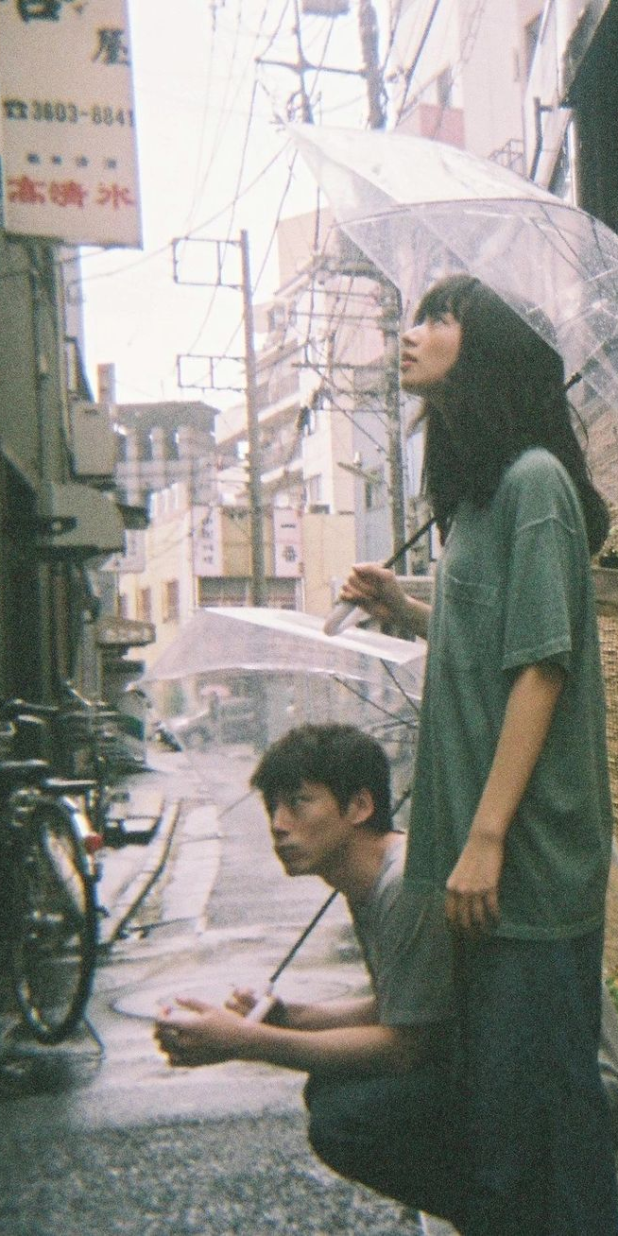
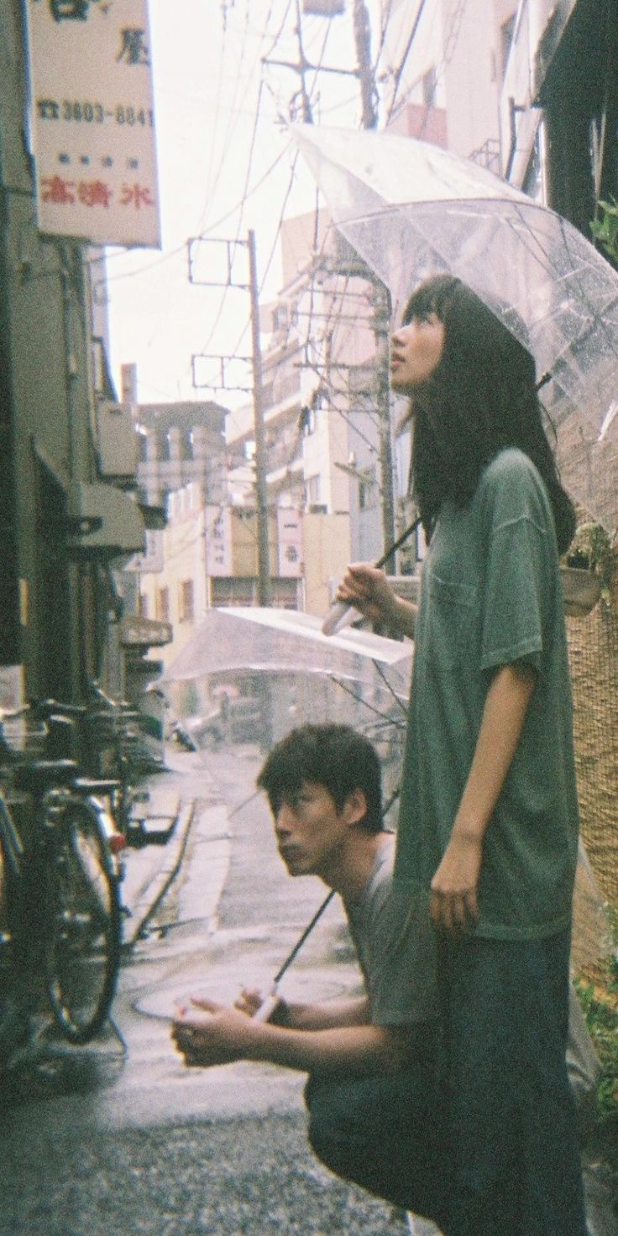
Before and after one commit to leeseongwon95/image_carousel, a Flutter app: the screen it shows after launch, on a phone screen of 412 x 824 dp. Run offline on Flutter 3.47's test engine with Material 2 defaults, Android fonts, the phone set to English and light mode, and no system bars.

Commit message:
애니메이션 수정

```diff
--- a/lib/screen/home_screen.dart
+++ b/lib/screen/home_screen.dart
@@ -29,7 +29,7 @@ class _HomeScreenState extends State<HomeScreen> {
 
       controller.animateToPage(nextPage,
           duration: Duration(microseconds: 400),
-          curve: Curves.bounceIn);
+          curve: Curves.easeInOut);
     });
   }
   @override
@@ -48,7 +48,7 @@ class _HomeScreenState extends State<HomeScreen> {
         controller: controller,
         children: [1, 2, 3, 4, 5].map(
                 (e) => Image.asset('asset/img/$e.jpg',
-                  fit: BoxFit.cover,
+                  fit: BoxFit.fill,
                 ),
         ).toList(),
       ),
```
